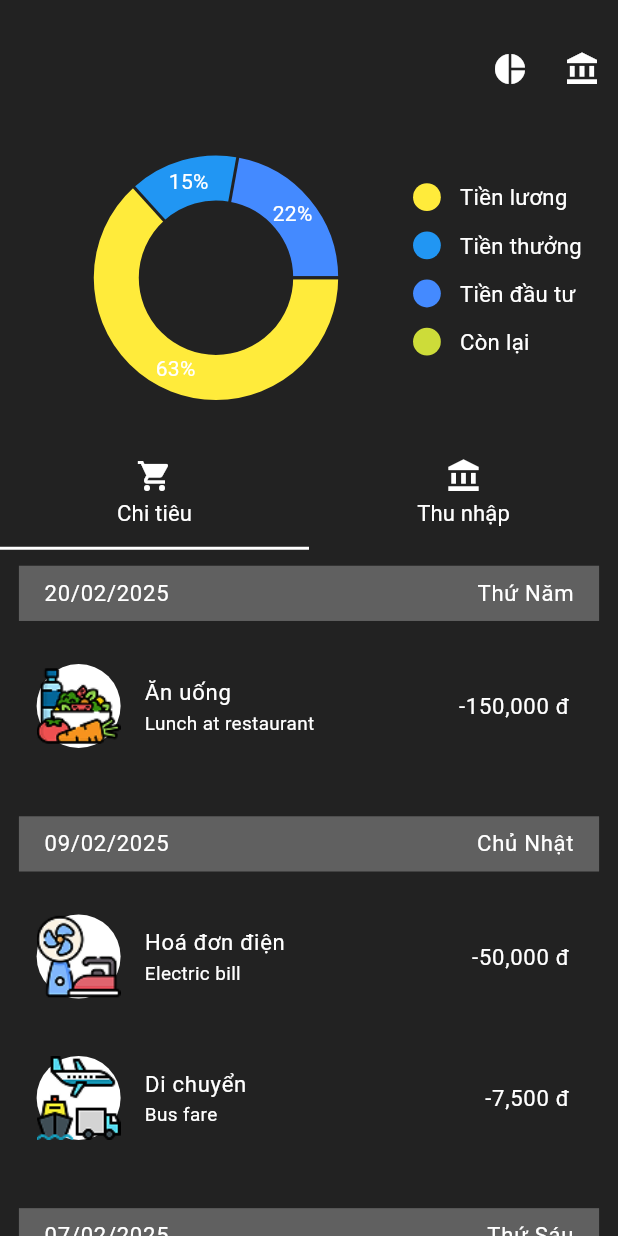
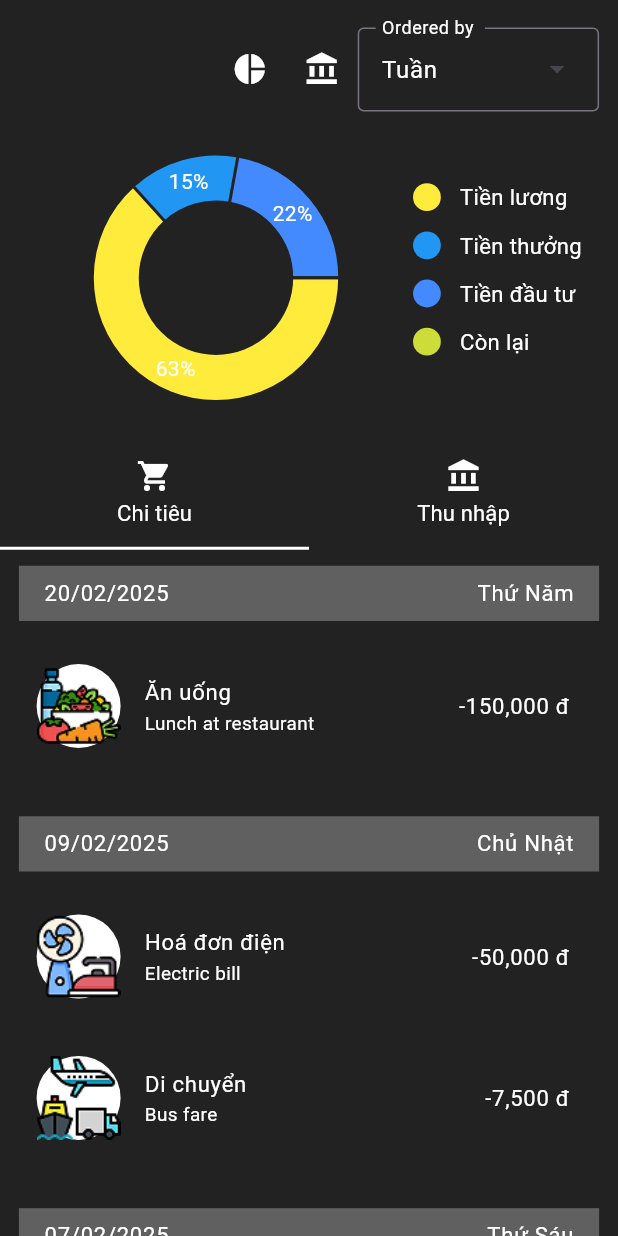
Before and after one commit to khanhnbsss1/Note, a Flutter app: the HistoryTransactionPage screen opened by its route, on a phone screen of 412 x 824 dp. Run offline on Flutter 3.47's test engine with Material 3 defaults, Android fonts, the phone set to English and light mode, and no system bars; drawn by our look-alikes of fl_chart; our stand-ins replace flutter_local_notifications, flutter_screenutil, flutter_secure_storage, flutter_svg, get, get_it and 2 more; missing offline and left inert: flutter_background_service, omni_datetime_picker, rate_my_app, workmanager; accounts and stored records are empty; network calls fail; Roboto replaces fonts that are missing (iCiel Helvetica).

```diff
--- a/lib/pages/history_transaction/controller/history_transaction_controller.dart
+++ b/lib/pages/history_transaction/controller/history_transaction_controller.dart
@@ -8,6 +8,7 @@ import '../view/dummy.dart' as dummy;
 class HistoryTransactionController extends GetxController {
   var dummyExpensesByDay = (dummy.dummyExpensesByDay).obs;
   var dummyIncomeByDay = (dummy.dummyIncomesByDay).obs;
+  var timeChart = TimeChart.week.obs;
   var isLineChart = false.obs;
   var isExpense = false.obs;
 
@@ -36,5 +37,13 @@ class HistoryTransactionController extends GetxController {
     }
     return sum / total;
   }
+}
 
+enum TimeChart {
+  week('Tuần'),
+  month('Tháng');
+
+  final String label;
+
+  const TimeChart(this.label);
 }
--- a/lib/pages/history_transaction/view/history_transaction_page.dart
+++ b/lib/pages/history_transaction/view/history_transaction_page.dart
@@ -64,7 +64,33 @@ class _HistoryTransactionPageState extends State<HistoryTransactionPage>
                             ? Icons.shopping_cart
                             : Icons.account_balance,
                         color: Colors.white,
-                      ))
+                      )),
+                  DropdownMenu<TimeChart>(
+                    initialSelection: controller.timeChart.value,
+                    dropdownMenuEntries: TimeChart.values
+                        .map((e) => DropdownMenuEntry<TimeChart>(
+                        value: e, label: e.label),)
+                        .toList(),
+                    onSelected: (value) {
+                      if (value != null) {
+                        controller.timeChart.value = value;
+                      }
+                    },
+                    label: Text(
+                      'Ordered by ',
+                      style: AppTextStyle.heading5.copyWith(
+                        fontWeight: FontWeight.w400,
+                        fontSize: 16,
+                        color: Colors.white,
+                      ),
+                    ),
+                    textStyle: AppTextStyle.heading5.copyWith(
+                      fontWeight: FontWeight.w400,
+                      fontSize: 16,
+                      color: Colors.white,
+                    ),
+                  ),
+                  SizedBox(width: 12.w,)
                 ],
               ),
             ),
```
